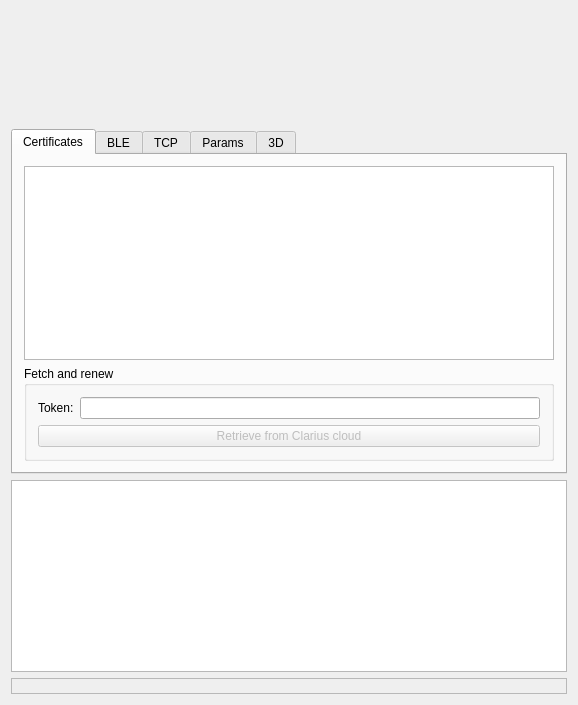
Before: the Qt Designer form examples/solum_qt/solum/solumqt.ui in dev-threads/solum, drawn with Qt 5.
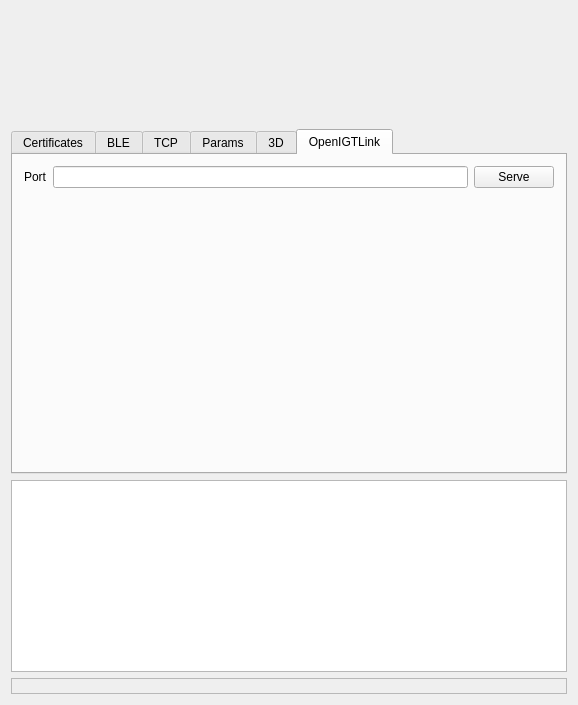
After: the same form once the commit is applied. The open tabs and pages were chosen to show the change. Custom widgets are drawn as their Qt base class.

Commit message: Qt: OpenIGTLink: add a tab to configure the port

What changed in the file:
```diff
--- a/examples/solum_qt/solum/solumqt.ui
+++ b/examples/solum_qt/solum/solumqt.ui
@@ -965,6 +965,59 @@
         </item>
        </layout>
       </widget>
+      <widget class="QWidget" name="_igtl">
+       <property name="enabled">
+        <bool>true</bool>
+       </property>
+       <attribute name="title">
+        <string>OpenIGTLink</string>
+       </attribute>
+       <layout class="QGridLayout">
+        <item row="0" column="2">
+         <widget class="QPushButton" name="igtlserve">
+          <property name="text">
+           <string>Serve</string>
+          </property>
+         </widget>
+        </item>
+        <item row="0" column="0">
+         <widget class="QLabel" name="_igtlport_label">
+          <property name="text">
+           <string>Port</string>
+          </property>
+          <property name="buddy">
+           <cstring>igtlport</cstring>
+          </property>
+         </widget>
+        </item>
+        <item row="0" column="1">
+         <widget class="QLineEdit" name="igtlport"/>
+        </item>
+        <item row="2" column="0" colspan="3">
+         <layout class="QGridLayout">
+          <item row="0" column="0">
+           <widget class="QLabel" name="igtlStatusServer"/>
+          </item>
+          <item row="0" column="1">
+           <widget class="QLabel" name="igtlStatusClient"/>
+          </item>
+         </layout>
+        </item>
+        <item row="3" column="0" colspan="3">
+         <spacer>
+          <property name="orientation">
+           <enum>Qt::Vertical</enum>
+          </property>
+          <property name="sizeHint" stdset="0">
+           <size>
+            <width>0</width>
+            <height>0</height>
+           </size>
+          </property>
+         </spacer>
+        </item>
+       </layout>
+      </widget>
      </widget>
     </item>
     <item>
```
